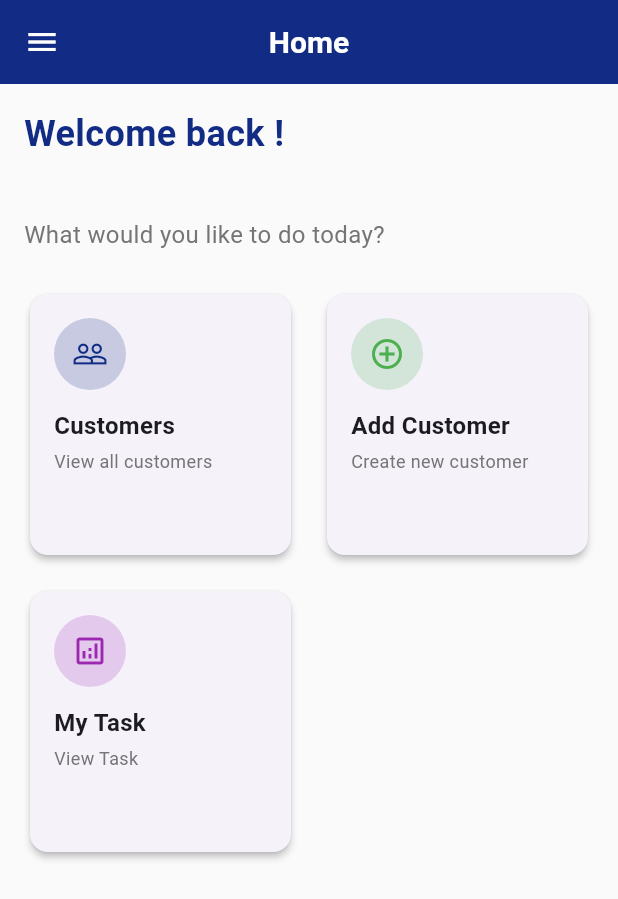
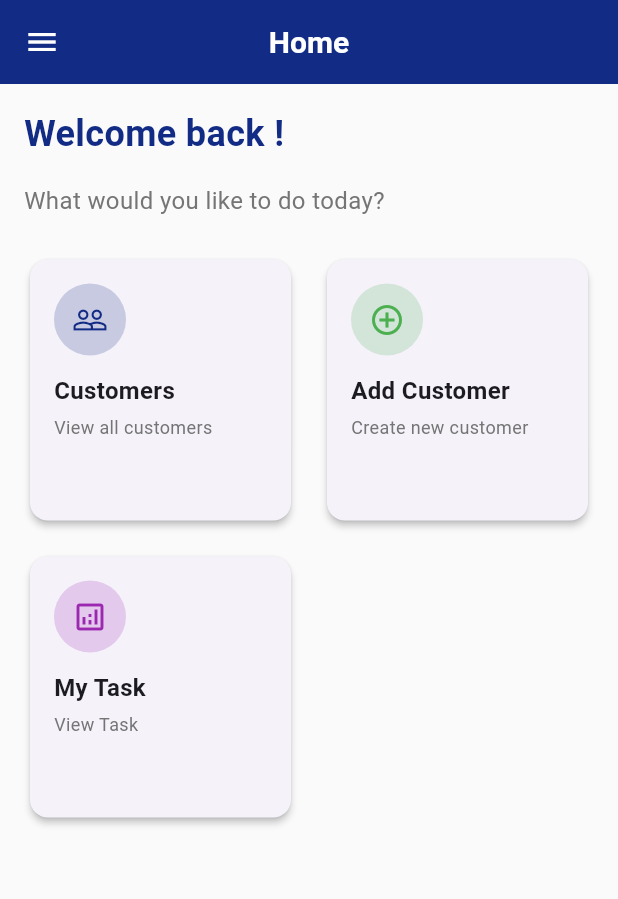
Before and after one commit to amit-maheta/radhe, a Flutter app: the HomeScreen screen opened by its route, on a phone screen of 412 x 824 dp. Shown: the top 899 px of the screen. Run offline on Flutter 3.47's test engine with Material 3 defaults, Android fonts, the light colour scheme and no system bars; our stand-ins replace cached_network_image, flutter_svg, image_picker, pinch_zoom, shared_preferences, smooth_page_indicator; accounts and stored records are empty.

Commit message:
bug fixed

```diff
--- a/lib/home_screen.dart
+++ b/lib/home_screen.dart
@@ -72,14 +72,14 @@ class _HomeScreenState extends State<HomeScreen> with TickerProviderStateMixin {
                   ),
                 ),
                 const SizedBox(height: 8),
-                Text(
-                  AppConstants.LOGIN_USER_EMAIL,
-                  style: TextStyle(
-                    fontSize: 16,
-                    color: Colors.grey[600],
-                    fontStyle: FontStyle.italic,
-                  ),
-                ),
+                // Text(
+                //   AppConstants.LOGIN_USER_EMAIL,
+                //   style: TextStyle(
+                //     fontSize: 16,
+                //     color: Colors.grey[600],
+                //     fontStyle: FontStyle.italic,
+                //   ),
+                // ),
                 const SizedBox(height: 8),
                 Text(
                   'What would you like to do today?',
--- a/lib/registration_screen.dart
+++ b/lib/registration_screen.dart
@@ -87,7 +87,7 @@ class _RegistrationScreenState extends State<RegistrationScreen> {
 
     final data = {
       "name": _fullNameController.text.trim(),
-      "email": _emailController.text.trim(),
+      "email": _emailController.text.isNotEmpty ? _emailController.text.trim() : 'radhe${_mobileController.text.trim()}@example.com',
       "phone": _mobileController.text.trim(),
       "password": _passwordController.text.trim(),
       "is_admin": 'false',
```
